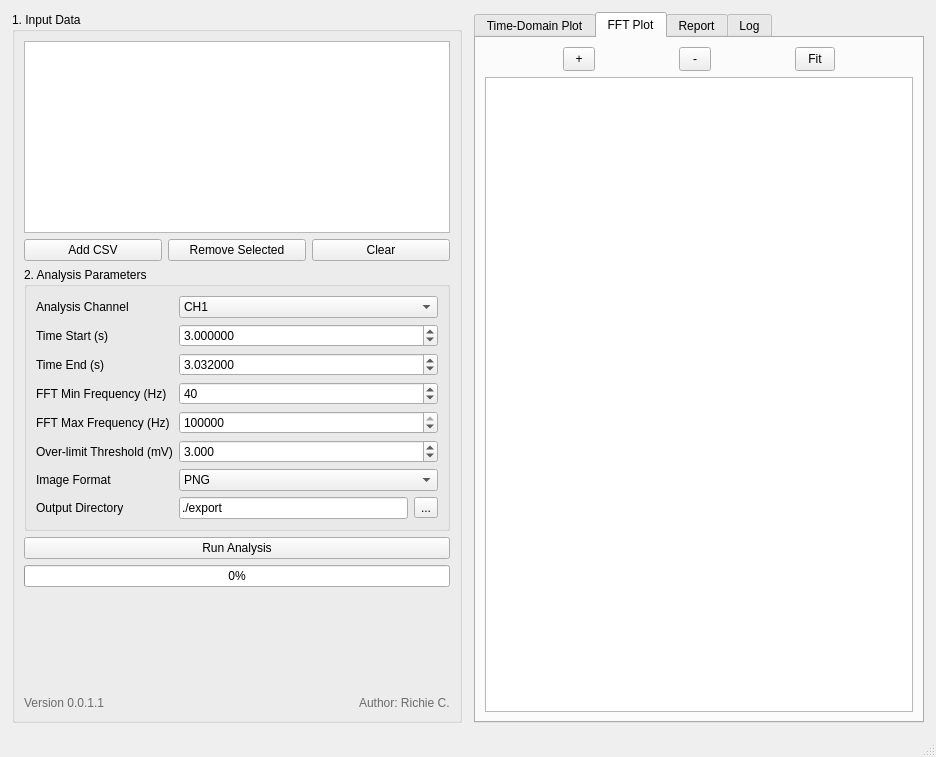
This is window.ui in RCJ4me/gfci_ui as Qt 5 draws it before an edit. The edited form follows.
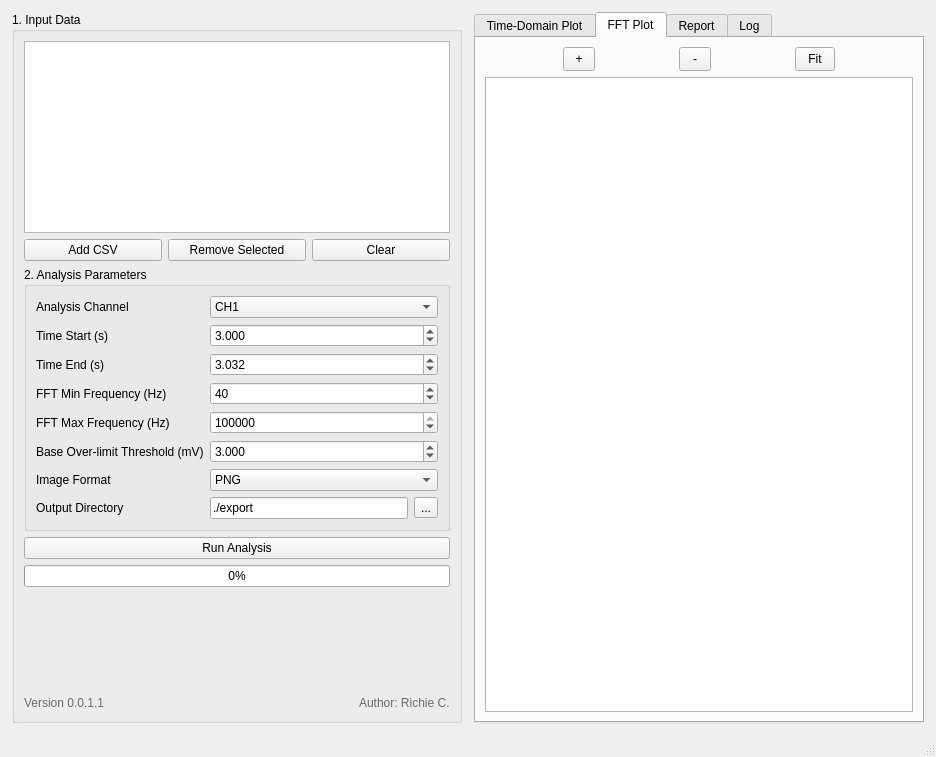
This is the edited form. Custom widgets are drawn as their Qt base class.

Commit message: regression UL101 table b3.1, for FFT threshold criterial.

Patch:
```diff
--- a/window.ui
+++ b/window.ui
@@ -112,7 +112,7 @@
           <item row="1" column="1">
            <widget class="QDoubleSpinBox" name="spin_time_start">
             <property name="decimals">
-             <number>6</number>
+             <number>3</number>
             </property>
             <property name="minimum">
              <double>0.000000000000000</double>
@@ -135,7 +135,7 @@
           <item row="2" column="1">
            <widget class="QDoubleSpinBox" name="spin_time_end">
             <property name="decimals">
-             <number>6</number>
+             <number>3</number>
             </property>
             <property name="maximum">
              <double>1000.000000000000000</double>
@@ -182,7 +182,7 @@
           <item row="5" column="0">
            <widget class="QLabel" name="lbl_overlimit">
             <property name="text">
-             <string>Over-limit Threshold (mV)</string>
+             <string>Base Over-limit Threshold (mV)</string>
             </property>
            </widget>
           </item>
```
Left out of the diff: 6 changed lines with no effect on the pictures. The commit also changes 25 other files.
